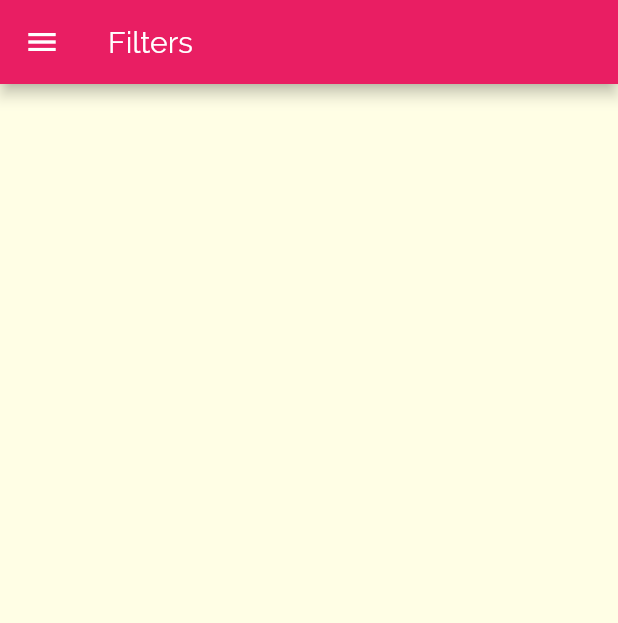
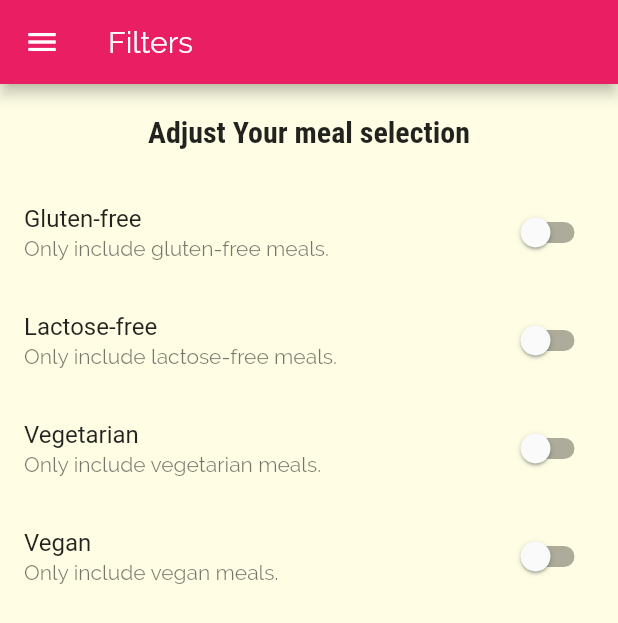
Before and after one commit to hasan661/MealsApp, a Flutter app: the FilterScreem screen opened by its route, on a phone screen of 412 x 824 dp. Shown: the top 623 px of the screen. Run offline on Flutter 3.47's test engine with Material 2 defaults, Android fonts, the phone set to English and light mode, and no system bars.

```diff
--- a/mealsapp/lib/screens/filters_screen.dart
+++ b/mealsapp/lib/screens/filters_screen.dart
@@ -1,9 +1,37 @@
 import 'package:flutter/material.dart';
 import 'package:mealsapp/widgets/main_drawer.dart';
 
-class FilterScreem extends StatelessWidget {
+class FilterScreem extends StatefulWidget {
   // const FilterScreem({ Key? key }) : super(key: key);
   static const routeName = "/Filters";
+
+  @override
+  _FilterScreemState createState() => _FilterScreemState();
+}
+
+class _FilterScreemState extends State<FilterScreem> {
+  bool _glutenFree = false;
+  bool _vegetarian = false;
+  bool _vegan = false;
+  bool _lactoseFree = false;
+
+  Widget _buildSwitchListTile(
+    String title,
+    String description,
+    bool currentValue,
+    var updateValue,
+  ) {
+    return SwitchListTile(
+      title: Text(title),
+      value: currentValue,
+      subtitle: Text(
+        description,
+      ),
+      onChanged: updateValue,
+
+    );
+  }
+
   @override
   Widget build(BuildContext context) {
     return Scaffold(
@@ -11,6 +39,70 @@ class FilterScreem extends StatelessWidget {
         title: Text("Filters"),
       ),
       drawer: MainDrawer(),
+      body: Column(
+        children: [
+          Container(
+            padding: EdgeInsets.all(20),
+            child: Text(
+              "Adjust Your meal selection",
+              style: Theme.of(context).textTheme.headline6,
+            ),
+          ),
+          Expanded(
+            child: ListView(
+              children: <Widget>[
+                _buildSwitchListTile(
+                  'Gluten-free',
+                  'Only include gluten-free meals.',
+                  _glutenFree,
+                  (newValue) {
+                    setState(
+                      () {
+                        _glutenFree = newValue;
+                      },
+                    );
+                  },
+                ),
+                _buildSwitchListTile(
+                  'Lactose-free',
+                  'Only include lactose-free meals.',
+                  _lactoseFree,
+                  (newValue) {
+                    setState(
+                      () {
+                        _lactoseFree = newValue;
+                      },
+                    );
+                  },
+                ),
+                _buildSwitchListTile(
+                  'Vegetarian',
+                  'Only include vegetarian meals.',
+                  _vegetarian,
+                  (newValue) {
+                    setState(
+                      () {
+                        _vegetarian = newValue;
+                      },
+                    );
+                  },
+                ),
+                _buildSwitchListTile(
+                  'Vegan',
+                  'Only include vegan meals.',
+                  _vegan,
+                  (newValue) {
+                    setState(
+                      () {
+
+                        _vegan = newValue;
+                      },
+                    );
+                  },
+                )
+              ])
+          )],
+      ),
     );
   }
 }
```
Also changed, not shown: mealsapp/lib/screens/category_meals_screen.dart (+8 -5 lines), mealsapp/lib/widgets/meal_item.dart (+13 -7 lines), mealsapp/lib/screens/meal_detail_screen.dart (line endings or trailing spaces).
